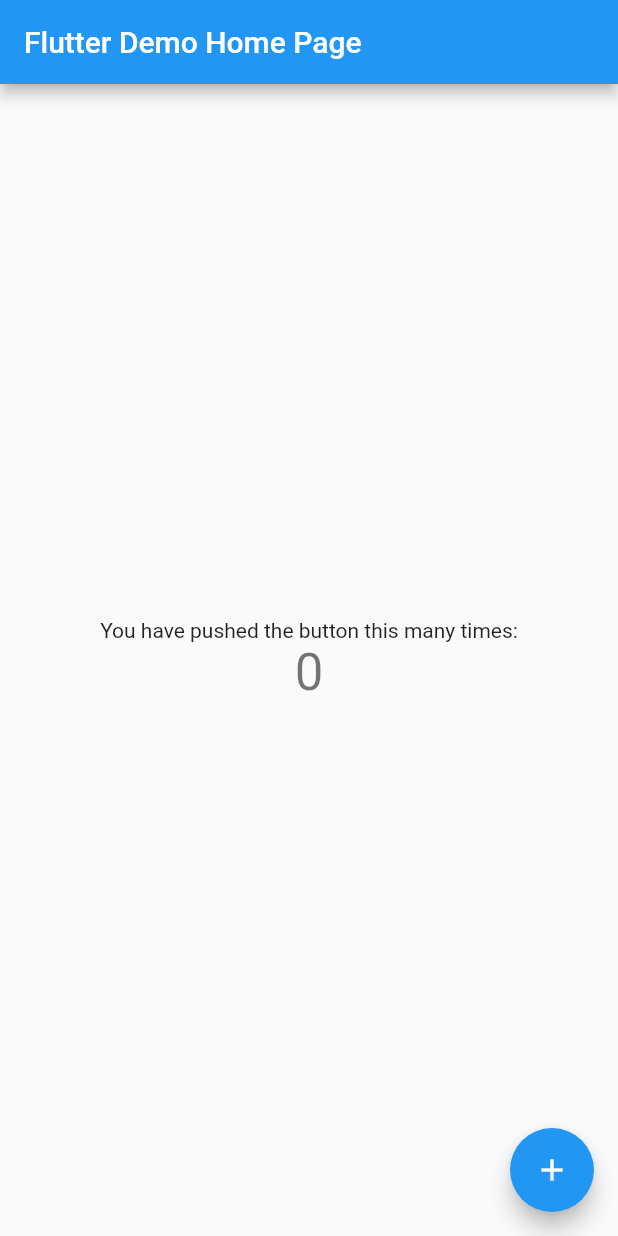
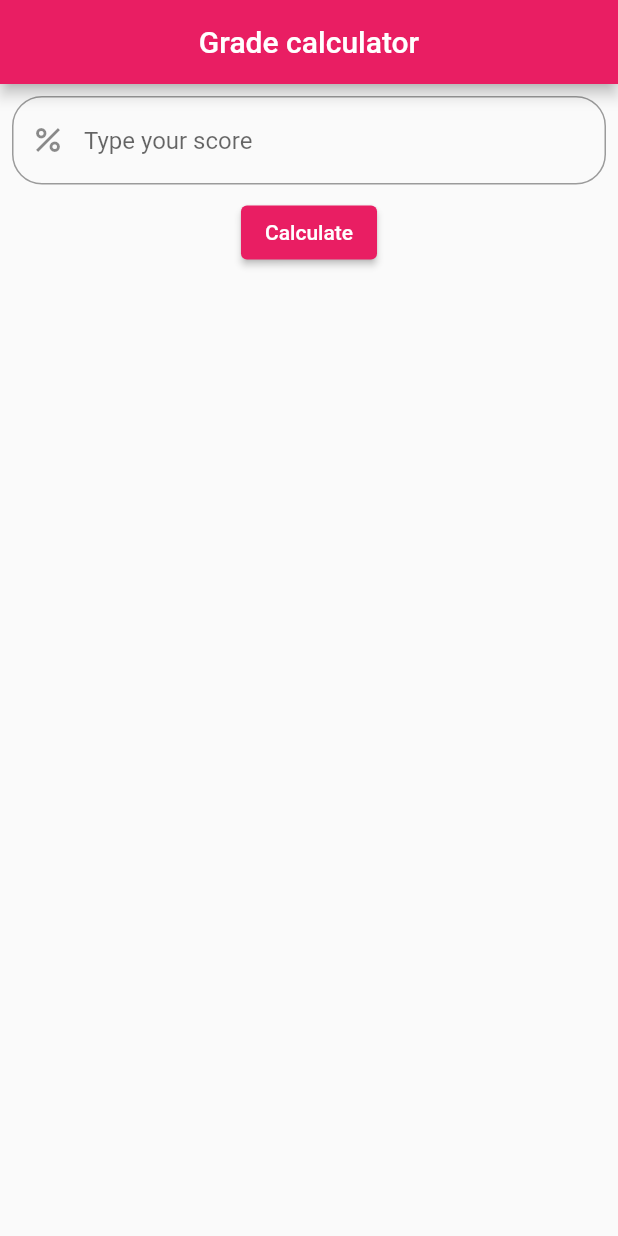
Before and after one commit to phalkandari/grade_calculator, a Flutter app: the screen it shows after launch, on a phone screen of 412 x 824 dp. Run offline on Flutter 3.47's test engine with Material 2 defaults, Android fonts, the phone set to English and light mode, and no system bars.

Commit message:
Finished the task

```diff
--- a/analysis_options.yaml
+++ b/analysis_options.yaml
@@ -1,29 +1,29 @@
-# This file configures the analyzer, which statically analyzes Dart code to
-# check for errors, warnings, and lints.
-#
-# The issues identified by the analyzer are surfaced in the UI of Dart-enabled
-# IDEs (https://dart.dev/tools#ides-and-editors). The analyzer can also be
-# invoked from the command line by running `flutter analyze`.
+# # This file configures the analyzer, which statically analyzes Dart code to
+# # check for errors, warnings, and lints.
+# #
+# # The issues identified by the analyzer are surfaced in the UI of Dart-enabled
+# # IDEs (https://dart.dev/tools#ides-and-editors). The analyzer can also be
+# # invoked from the command line by running `flutter analyze`.
 
-# The following line activates a set of recommended lints for Flutter apps,
-# packages, and plugins designed to encourage good coding practices.
-include: package:flutter_lints/flutter.yaml
+# # The following line activates a set of recommended lints for Flutter apps,
+# # packages, and plugins designed to encourage good coding practices.
+# include: package:flutter_lints/flutter.yaml
 
-linter:
-  # The lint rules applied to this project can be customized in the
-  # section below to disable rules from the `package:flutter_lints/flutter.yaml`
-  # included above or to enable additional rules. A list of all available lints
-  # and their documentation is published at
-  # https://dart-lang.github.io/linter/lints/index.html.
-  #
-  # Instead of disabling a lint rule for the entire project in the
-  # section below, it can also be suppressed for a single line of code
-  # or a specific dart file by using the `// ignore: name_of_lint` and
-  # `// ignore_for_file: name_of_lint` syntax on the line or in the file
-  # producing the lint.
-  rules:
-    # avoid_print: false  # Uncomment to disable the `avoid_print` rule
-    # prefer_single_quotes: true  # Uncomment to enable the `prefer_single_quotes` rule
+# linter:
+#   # The lint rules applied to this project can be customized in the
+#   # section below to disable rules from the `package:flutter_lints/flutter.yaml`
+#   # included above or to enable additional rules. A list of all available lints
+#   # and their documentation is published at
+#   # https://dart-lang.github.io/linter/lints/index.html.
+#   #
+#   # Instead of disabling a lint rule for the entire project in the
+#   # section below, it can also be suppressed for a single line of code
+#   # or a specific dart file by using the `// ignore: name_of_lint` and
+#   # `// ignore_for_file: name_of_lint` syntax on the line or in the file
+#   # producing the lint.
+#   rules:
+#     # avoid_print: false  # Uncomment to disable the `avoid_print` rule
+#     # prefer_single_quotes: true  # Uncomment to enable the `prefer_single_quotes` rule
 
-# Additional information about this file can be found at
-# https://dart.dev/guides/language/analysis-options
+# # Additional information about this file can be found at
+# # https://dart.dev/guides/language/analysis-options
--- /dev/null
+++ b/lib/grade_calculator.dart
@@ -0,0 +1,60 @@
+import 'package:flutter/material.dart';
+
+class HomeScreen extends StatelessWidget {
+  HomeScreen({super.key});
+
+  final myGradeController = TextEditingController();
+
+  @override
+  Widget build(BuildContext context) {
+    return Scaffold(
+      appBar: AppBar(
+        title: Text("Grade calculator"),
+        centerTitle: true,
+        backgroundColor: Colors.pink,
+      ),
+      body: Column(
+        children: [
+          Padding(
+            padding: const EdgeInsets.all(8.0),
+            child: TextField(
+              controller: myGradeController,
+              keyboardType: TextInputType.number,
+              decoration: InputDecoration(
+                hintText: "Type your score",
+                prefixIcon: Icon(Icons.percent),
+                border:
+                    OutlineInputBorder(borderRadius: BorderRadius.circular(20)),
+              ),
+            ),
+          ),
+          ElevatedButton(
+              onPressed: () {
+                print(myGradeController.text);
+
+                int? grade = int.tryParse(myGradeController.text);
+
+                if (grade == null) {
+                  print("${myGradeController.text} is NOT a number");
+                  return;
+                }
+
+                if (grade >= 90) {
+                  print("A");
+                } else if (grade >= 80) {
+                  print("B");
+                } else if (grade >= 70) {
+                  print("C");
+                } else {
+                  print("F");
+                }
+              },
+              style: ElevatedButton.styleFrom(
+                backgroundColor: Colors.pink, // Background color
+              ),
+              child: Text("Calculate")),
+        ],
+      ),
+    );
+  }
+}
--- a/lib/main.dart
+++ b/lib/main.dart
@@ -1,4 +1,5 @@
 import 'package:flutter/material.dart';
+import 'package:grade_calculator/grade_calculator.dart';
 
 void main() {
   runApp(const MyApp());
@@ -24,92 +25,7 @@ class MyApp extends StatelessWidget {
         // is not restarted.
         primarySwatch: Colors.blue,
       ),
-      home: const MyHomePage(title: 'Flutter Demo Home Page'),
+      home: HomeScreen(),
     );
   }
 }
-
-class MyHomePage extends StatefulWidget {
-  const MyHomePage({super.key, required this.title});
-
-  // This widget is the home page of your application. It is stateful, meaning
-  // that it has a State object (defined below) that contains fields that affect
-  // how it looks.
-
-  // This class is the configuration for the state. It holds the values (in this
-  // case the title) provided by the parent (in this case the App widget) and
-  // used by the build method of the State. Fields in a Widget subclass are
-  // always marked "final".
-
-  final String title;
-
-  @override
-  State<MyHomePage> createState() => _MyHomePageState();
-}
-
-class _MyHomePageState extends State<MyHomePage> {
-  int _counter = 0;
-
-  void _incrementCounter() {
-    setState(() {
-      // This call to setState tells the Flutter framework that something has
-      // changed in this State, which causes it to rerun the build method below
-      // so that the display can reflect the updated values. If we changed
-      // _counter without calling setState(), then the build method would not be
-      // called again, and so nothing would appear to happen.
-      _counter++;
-    });
-  }
-
-  @override
-  Widget build(BuildContext context) {
-    // This method is rerun every time setState is called, for instance as done
-    // by the _incrementCounter method above.
-    //
-    // The Flutter framework has been optimized to make rerunning build methods
-    // fast, so that you can just rebuild anything that needs updating rather
-    // than having to individually change instances of widgets.
-    return Scaffold(
-      appBar: AppBar(
-        // Here we take the value from the MyHomePage object that was created by
-        // the App.build method, and use it to set our appbar title.
-        title: Text(widget.title),
-      ),
-      body: Center(
-        // Center is a layout widget. It takes a single child and positions it
-        // in the middle of the parent.
-        child: Column(
-          // Column is also a layout widget. It takes a list of children and
-          // arranges them vertically. By default, it sizes itself to fit its
-          // children horizontally, and tries to be as tall as its parent.
-          //
-          // Invoke "debug painting" (press "p" in the console, choose the
-          // "Toggle Debug Paint" action from the Flutter Inspector in Android
-          // Studio, or the "Toggle Debug Paint" command in Visual Studio Code)
-          // to see the wireframe for each widget.
-          //
-          // Column has various properties to control how it sizes itself and
-          // how it positions its children. Here we use mainAxisAlignment to
-          // center the children vertically; the main axis here is the vertical
-          // axis because Columns are vertical (the cross axis would be
-          // horizontal).
-          mainAxisAlignment: MainAxisAlignment.center,
-          children: <Widget>[
-            const Text(
-              'You have pushed the button this many times:',
-            ),
-            Text(
-              '$_counter',
-              style: Theme.of(context).textTheme.headline4,
-            ),
-          ],
-        ),
-      ),
-      floatingActionButton: FloatingActionButton(
-        onPressed: _incrementCounter,
-        tooltip: 'Increment',
-        child: const Icon(Icons.add),
-      ), // This trailing comma makes auto-formatting nicer for build methods.
-    );
-  }
-}
```
